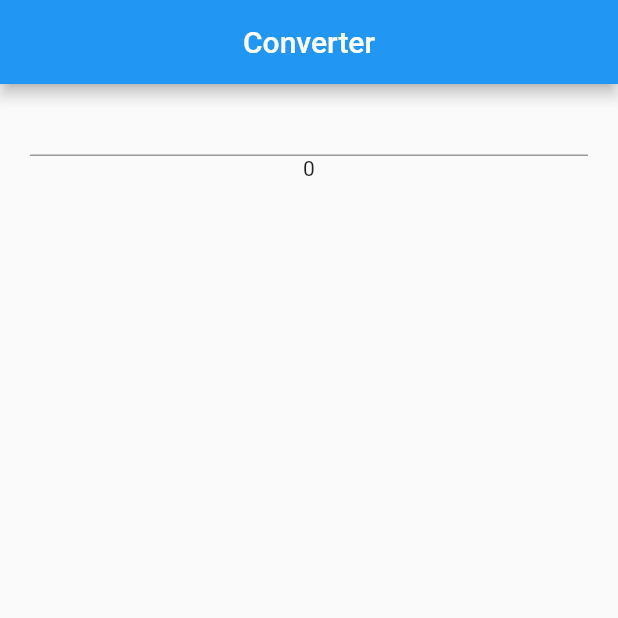
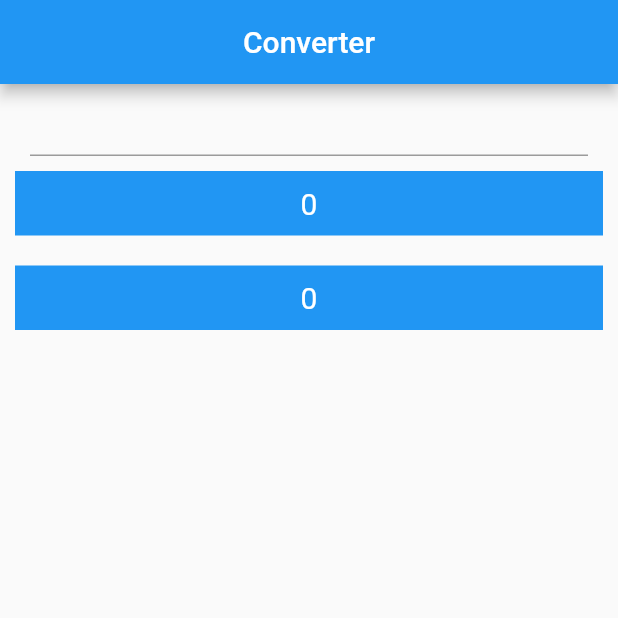
Before and after one commit to manuelfs12/temperature_converter, a Flutter app: the screen it shows after launch, on a phone screen of 412 x 824 dp, the top half of it. Run offline on Flutter 3.47's test engine with Material 2 defaults, Android fonts, the phone set to English and light mode, and no system bars.

Commit message:
added display for the conversions

```diff
--- a/lib/main.dart
+++ b/lib/main.dart
@@ -44,11 +44,8 @@ class _TemperatureConverterState extends State<TemperatureConverter> {
       inputSubstring = input[i].toUpperCase();
       if (inputSubstring.contains('C')) {
         print(input.substring(0, i));
-
-        output = (double.parse(input.substring(0, i)) + 273.15).toString();
-        print(output + 'K');
-        output2 = ((double.parse(input.substring(0, i)) * 9 / 5) + 32).toString();
-        print(output2 + "F");
+        output = (double.parse(input.substring(0, i)) + 273.15).toString() + ' K';
+        output2 = ((double.parse(input.substring(0, i)) * 9 / 5) + 32).toString() + ' F';
       }
     }
   }
@@ -84,8 +81,30 @@ class _TemperatureConverterState extends State<TemperatureConverter> {
                 },
               ),
             ),
-            Text(output??'0')
-
+            Padding(
+              padding: const EdgeInsets.all(10.0),
+              child: Container(
+                alignment: Alignment.center,
+                padding: EdgeInsets.all(10.0),
+                color: Theme.of(context).primaryColor,
+                child: Text(
+                  output ?? '0',
+                  style: TextStyle(color: Colors.white, fontSize: 20.0),
+                ),
+              ),
+            ),
+            Padding(
+              padding: const EdgeInsets.all(10.0),
+              child: Container(
+                alignment: Alignment.center,
+                padding: EdgeInsets.all(10.0),
+                color: Theme.of(context).primaryColor,
+                child: Text(
+                  output2 ?? '0',
+                  style: TextStyle(color: Colors.white, fontSize: 20.0),
+                ),
+              ),
+            ),
           ],
         ),
       ),
```
